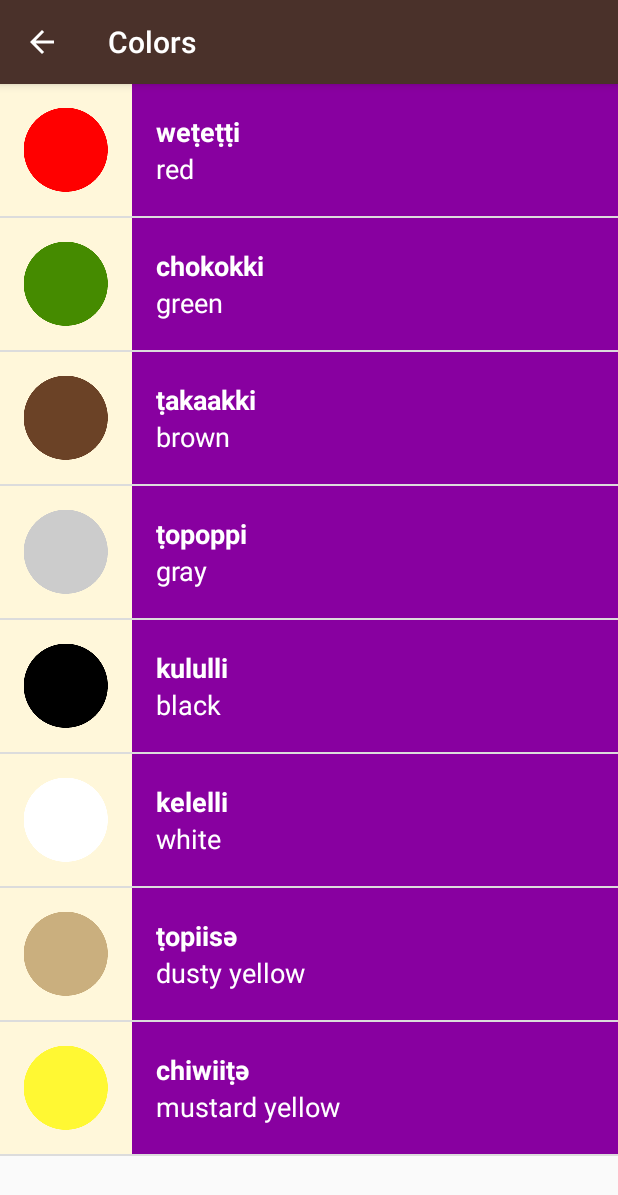
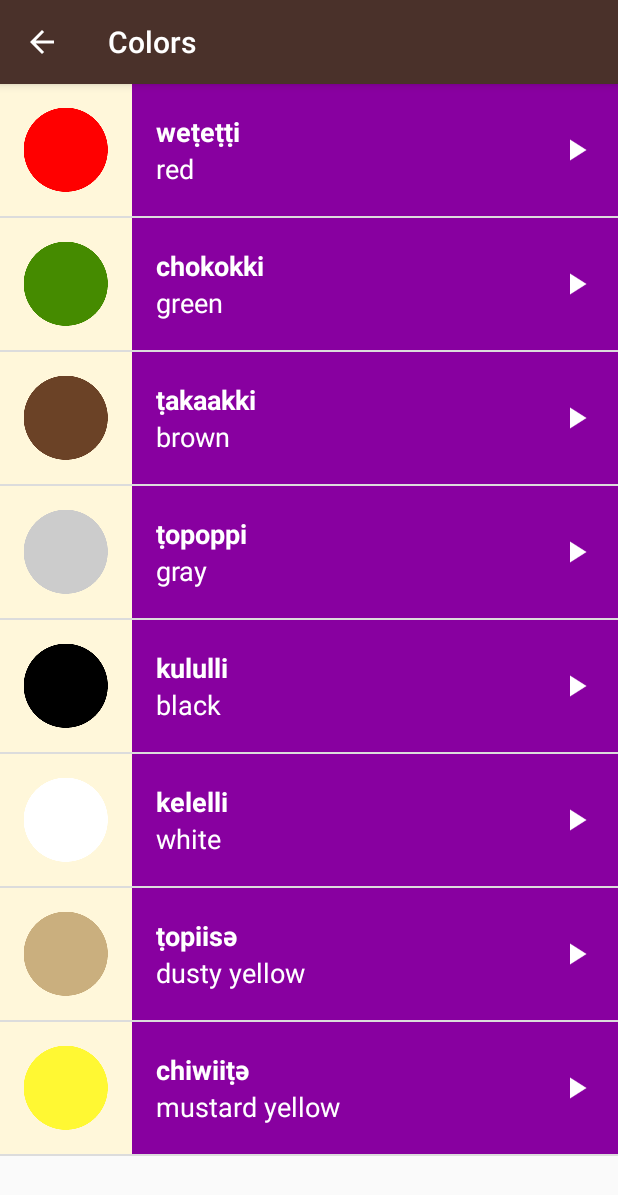
Before and after one commit to jensgreiner/Miwok, an Android app: the ColorsActivity screen opened directly, with no data from a screen before it, on a phone screen of 412 x 824 dp. Shown: the top 1195 px of the screen. Run offline under Robolectric (Android 15) with nearby library versions, the light colour scheme and no system bars.

Commit message:
added a play icon to the ListItem.xml with all densities

```diff
--- a/app/src/main/res/layout/list_item.xml
+++ b/app/src/main/res/layout/list_item.xml
@@ -1,22 +1,27 @@
 <?xml version="1.0" encoding="utf-8"?>
-<LinearLayout xmlns:android="http://schemas.android.com/apk/res/android"
+<RelativeLayout xmlns:android="http://schemas.android.com/apk/res/android"
     xmlns:tools="http://schemas.android.com/tools"
     android:layout_width="match_parent"
-    android:layout_height="wrap_content"
+    android:layout_height="@dimen/list_item_height"
     android:background="@color/tan_background"
-    android:minHeight="@dimen/list_item_height"
-    android:orientation="horizontal">
+    android:minHeight="@dimen/list_item_height">
 
     <ImageView
         android:id="@+id/image"
         android:layout_width="@dimen/list_item_height"
         android:layout_height="@dimen/list_item_height"
-        android:contentDescription="@string/image_content_description_placeholder" />
+        android:contentDescription="@string/image_word_description" />
 
     <LinearLayout
         android:id="@+id/text_container"
         android:layout_width="match_parent"
-        android:layout_height="match_parent"
+        android:layout_height="@dimen/list_item_height"
+        android:layout_alignParentBottom="true"
+        android:layout_alignParentEnd="true"
+        android:layout_alignParentRight="true"
+        android:layout_alignParentTop="true"
+        android:layout_toEndOf="@id/image"
+        android:layout_toRightOf="@id/image"
         android:orientation="vertical"
         android:paddingLeft="@dimen/list_item_text_container_padding_left"
         android:paddingStart="@dimen/list_item_text_container_padding_left"
@@ -44,4 +49,15 @@
             tools:text="one" />
     </LinearLayout>
 
-</LinearLayout>
+    <ImageView
+        android:layout_width="@dimen/icon_play_height"
+        android:layout_height="@dimen/icon_play_height"
+        android:layout_alignParentEnd="true"
+        android:layout_alignParentRight="true"
+        android:layout_centerVertical="true"
+        android:layout_marginEnd="@dimen/icon_play_margin_right"
+        android:layout_marginRight="@dimen/icon_play_margin_right"
+        android:contentDescription="@string/icon_play_description"
+        android:src="@drawable/ic_play_arrow_white_36dp" />
+
+</RelativeLayout>
--- a/app/src/main/res/values/dimens.xml
+++ b/app/src/main/res/values/dimens.xml
@@ -16,4 +16,7 @@
     <!-- Height of each list item -->
     <dimen name="list_item_height">88dp</dimen>
     <dimen name="list_item_text_container_padding_left">16dp</dimen>
+    <dimen name="list_item_text_view_height">44dp</dimen>
+    <dimen name="icon_play_height">24dp</dimen>
+    <dimen name="icon_play_margin_right">16dp</dimen>
 </resources>
--- a/app/src/main/res/values/strings.xml
+++ b/app/src/main/res/values/strings.xml
@@ -28,4 +28,6 @@
     <!-- Category name for the vocabulary words for family members [CHAR LIMIT=20] -->
     <string name="category_family">Family Members</string>
     <string name="image_content_description_placeholder">icon</string>
+    <string name="icon_play_description">Icon play</string>
+    <string name="image_word_description">Image word</string>
 </resources>
```
Also changed, not shown: app/src/main/res/drawable-hdpi/ic_play_arrow_white_36dp.png (added), app/src/main/res/drawable-mdpi/ic_play_arrow_white_36dp.png (added), app/src/main/res/drawable-xhdpi/ic_play_arrow_white_36dp.png (added), app/src/main/res/drawable-xxhdpi/ic_play_arrow_white_36dp.png (added), app/src/main/res/drawable-xxxhdpi/ic_play_arrow_white_36dp.png (added).
